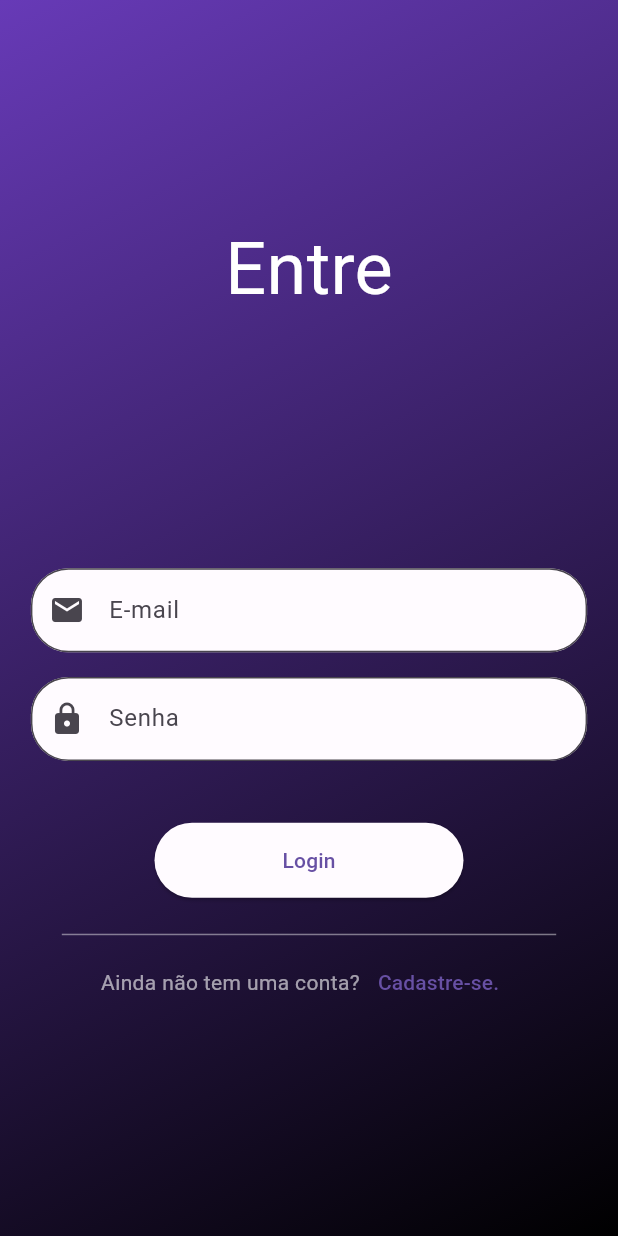
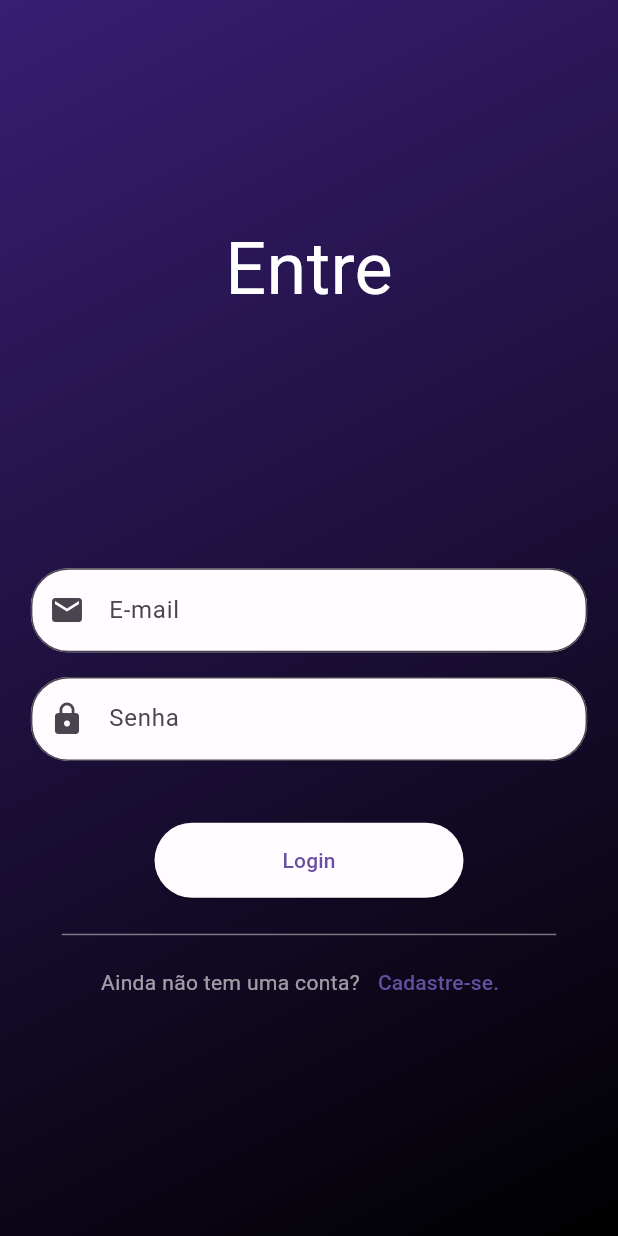
Before and after one commit to IgordeAndrade/customer_secret_service, a Flutter app: the screen it shows after launch, on a phone screen of 412 x 824 dp. Run offline on Flutter 3.47's test engine with Material 2 defaults, Android fonts, the light colour scheme and no system bars.

Commit message:
create new feature

```diff
--- a/lib/pages/sign_in_and_sign_up/custom_backgroud.dart
+++ b/lib/pages/sign_in_and_sign_up/custom_backgroud.dart
@@ -1,4 +1,6 @@
 import 'package:flutter/material.dart';
+
+import '../../design_system/themes/color_schemes.g.dart';
 
 class CustomBackground extends StatelessWidget {
   const CustomBackground({super.key, required this.widget});
@@ -8,12 +10,12 @@ class CustomBackground extends StatelessWidget {
   @override
   Widget build(BuildContext context) {
     return Container(
-      decoration: const BoxDecoration(
+      decoration: BoxDecoration(
         gradient: LinearGradient(
           begin: Alignment.topLeft,
           end: Alignment.bottomRight,
           colors: [
-            Colors.deepPurple,
+            darkColorScheme.onPrimary,
             Colors.black,
           ],
         ),
```
Also changed, not shown: lib/sign_out_customer_secret.dart/presentation/register_page.dart (renamed from lib/pages/sign_in_and_sign_up/register_page.dart).
